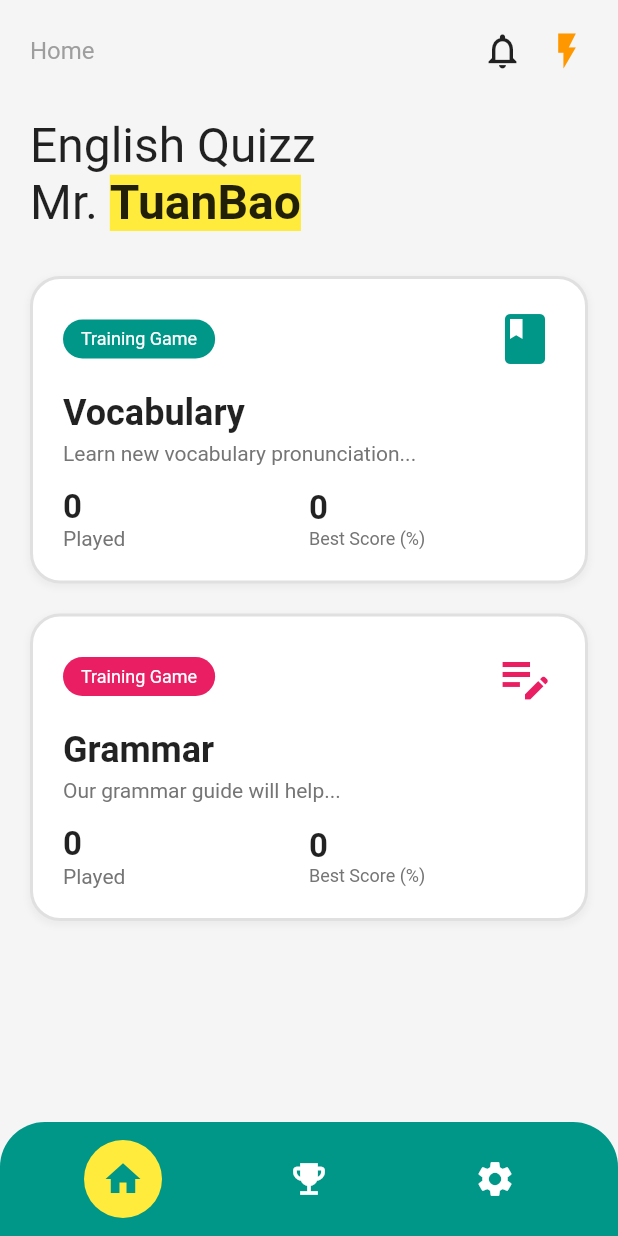
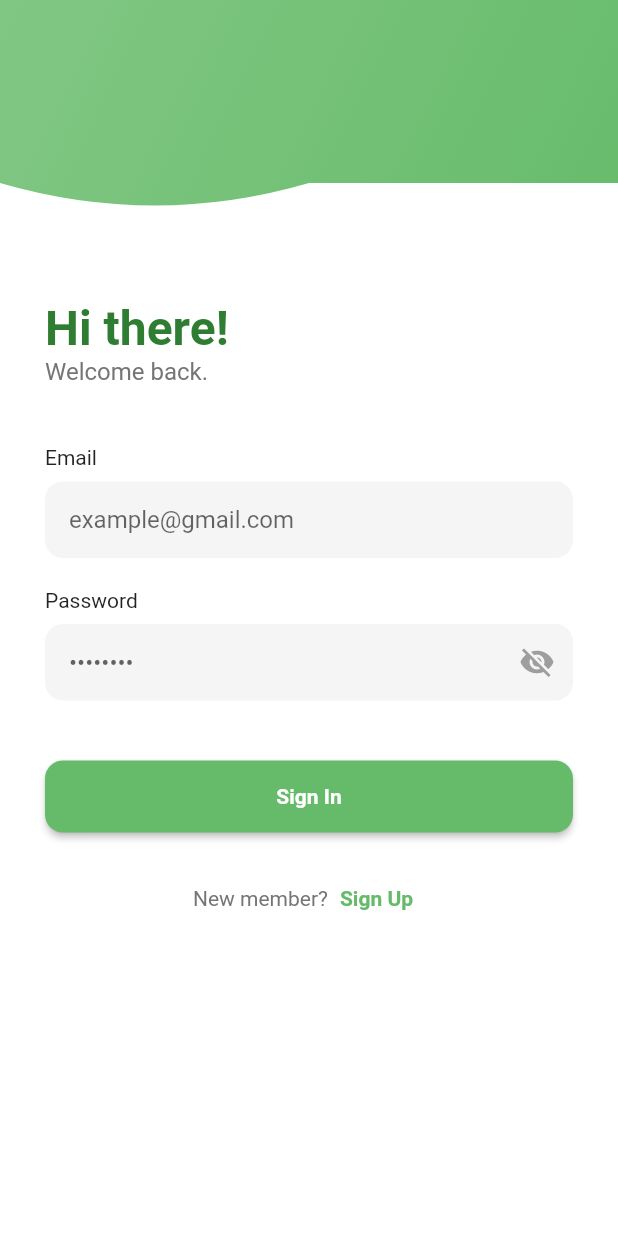
Before and after one commit to tuanbao205/2025_LTTBDD_N04_Nhom_Bao, a Flutter app: the screen it shows after launch, on a phone screen of 412 x 824 dp. Run offline on Flutter 3.47's test engine with Material 3 defaults, Android fonts, the phone set to English and light mode, and no system bars.

Commit message:
add auth_screen and update main

```diff
--- a/english_quizz/lib/main.dart
+++ b/english_quizz/lib/main.dart
@@ -2,11 +2,11 @@
 import 'pages/home_page.dart';
 import 'pages/achievements_page.dart';
 import 'pages/settings_page.dart';
+import 'pages/auth_screen.dart';
 
 void main() {
   runApp(const LanguageLearningApp());
 }
-
 class LanguageLearningApp extends StatelessWidget {
   const LanguageLearningApp({Key? key}) : super(key: key);
 
@@ -19,7 +19,7 @@
         scaffoldBackgroundColor: const Color(0xFFF5F5F5),
         useMaterial3: false,
       ),
-      home: const MainScreen(),
+      home: const AuthScreen(),
       debugShowCheckedModeBanner: false,
     );
   }
@@ -39,15 +39,8 @@
   List<Map<String, dynamic>> customQuizzes = [];
   List<Map<String, dynamic>> quizHistory = [];
 
-  Map<String, int> lessonCount = {
-    'Vocabulary': 0,
-    'Grammar': 0,
-  };
-
-  Map<String, int> lessonBestScore = {
-    'Vocabulary': 0,
-    'Grammar': 0,
-  };
+  Map<String, int> lessonCount = {'Vocabulary': 0, 'Grammar': 0};
+  Map<String, int> lessonBestScore = {'Vocabulary': 0, 'Grammar': 0};
 
   void _addQuizHistory(String lessonType, int score, String lessonTitle) {
     setState(() {
@@ -60,17 +53,15 @@
 
       if (lessonType != 'Custom') {
         lessonCount[lessonType] = (lessonCount[lessonType] ?? 0) + 1;
-
         if (score > (lessonBestScore[lessonType] ?? 0)) {
           lessonBestScore[lessonType] = score;
         }
-    }
-    else {
-      final quizIndex = customQuizzes.indexWhere((q) => q['title'] == lessonTitle);
+      } else {
+        final quizIndex =
+            customQuizzes.indexWhere((q) => q['title'] == lessonTitle);
         if (quizIndex != -1) {
           customQuizzes[quizIndex]['played'] =
               (customQuizzes[quizIndex]['played'] ?? 0) + 1;
-
           final best = (customQuizzes[quizIndex]['bestScore'] ?? 0);
           if (score > best) {
             customQuizzes[quizIndex]['bestScore'] = score;
@@ -79,7 +70,6 @@
       }
     });
   }
-
 
   @override
   Widget build(BuildContext context) {
@@ -137,14 +127,8 @@
 
   Widget _buildNavItem(IconData icon, int index) {
     final isSelected = _currentIndex == index;
-    return MouseRegion(
-      cursor: SystemMouseCursors.click,
-      child: GestureDetector(
-        onTap: () {
-          setState(() {
-            _currentIndex = index;
-          });
-        },
+    return GestureDetector(
+      onTap: () => setState(() => _currentIndex = index),
       child: Container(
         padding: const EdgeInsets.all(12),
         decoration: BoxDecoration(
@@ -157,7 +141,6 @@
           size: 28,
         ),
       ),
-      ),
     );
   }
 }
--- /dev/null
+++ b/english_quizz/lib/pages/auth_screen.dart
@@ -0,0 +1,429 @@
+import 'package:flutter/material.dart';
+import '../../main.dart';
+
+class AuthScreen extends StatefulWidget {
+  const AuthScreen({Key? key}) : super(key: key);
+
+  @override
+  State<AuthScreen> createState() => _AuthScreenState();
+}
+
+class _AuthScreenState extends State<AuthScreen> {
+  bool isLogin = true;
+  Map<String, Map<String, String>> users = {};
+
+  bool _isValidEmail(String email) {
+    String pattern = r'^[\w-\.]+@([\w-]+\.)+[\w-]{2,4}$';
+    RegExp regex = RegExp(pattern);
+    return regex.hasMatch(email);
+  }
+
+  void _handleSignup(String name, String email, String password) {
+    if (name.isEmpty || email.isEmpty || password.isEmpty) {
+      _showMessage('Vui lòng điền đầy đủ thông tin!');
+      return;
+    }
+    if (!_isValidEmail(email)) {
+      _showMessage('Email không hợp lệ!');
+      return;
+    }
+    if (password.length < 6) {
+      _showMessage('Mật khẩu phải có ít nhất 6 ký tự!');
+      return;
+    }
+    if (users.containsKey(email)) {
+      _showMessage('Email đã được đăng ký!');
+      return;
+    }
+
+    users[email] = {'name': name, 'password': password};
+    _showMessage('Đăng ký thành công! Vui lòng đăng nhập.');
+    setState(() => isLogin = true);
+  }
+
+  void _handleLogin(String email, String password) {
+    if (email.isEmpty || password.isEmpty) {
+      _showMessage('Vui lòng điền đầy đủ thông tin!');
+      return;
+    }
+    if (!_isValidEmail(email)) {
+      _showMessage('Email không hợp lệ!');
+      return;
+    }
+    if (!users.containsKey(email)) {
+      _showMessage('Email chưa được đăng ký!');
+      return;
+    }
+    if (users[email]!['password'] != password) {
+      _showMessage('Mật khẩu không đúng!');
+      return;
+    }
+
+    _showMessage('Đăng nhập thành công!');
+    Navigator.pushReplacement(
+      context,
+      MaterialPageRoute(builder: (context) => const MainScreen()),
+    );
+  }
+
+  void _showMessage(String message) {
+    ScaffoldMessenger.of(context).showSnackBar(
+      SnackBar(
+        content: Text(message),
+        backgroundColor: const Color(0xFF4CAF50),
+        behavior: SnackBarBehavior.floating,
+        margin: const EdgeInsets.all(20),
+        shape: RoundedRectangleBorder(borderRadius: BorderRadius.circular(10)),
+      ),
+    );
+  }
+
+  @override
+  Widget build(BuildContext context) {
+    return Scaffold(
+      backgroundColor: Colors.white,
+      body: SafeArea(
+        child: SingleChildScrollView(
+          child: Column(
+            children: [
+              Stack(
+                children: [
+                  Container(
+                    height: 200,
+                    decoration: const BoxDecoration(
+                      gradient: LinearGradient(
+                        begin: Alignment.topLeft,
+                        end: Alignment.bottomRight,
+                        colors: [
+                          Color(0xFF81C784),
+                          Color(0xFF66BB6A),
+                        ],
+                      ),
+                    ),
+                  ),
+                  Positioned(
+                    bottom: -2,
+                    left: 0,
+                    right: 0,
+                    child: ClipPath(
+                      clipper: WaveClipper(),
+                      child: Container(
+                        height: 80,
+                        color: Colors.white,
+                      ),
+                    ),
+                  ),
+                ],
+              ),
+
+
+              Padding(
+                padding: const EdgeInsets.symmetric(horizontal: 30),
+                child: isLogin
+                    ? LoginForm(
+                        onSwitchToSignup: () => setState(() => isLogin = false),
+                        onLogin: _handleLogin,
+                      )
+                    : SignupForm(
+                        onSwitchToLogin: () => setState(() => isLogin = true),
+                        onSignup: _handleSignup,
+                      ),
+              ),
+            ],
+          ),
+        ),
+      ),
+    );
+  }
+}
+
+class WaveClipper extends CustomClipper<Path> {
+  @override
+  Path getClip(Size size) {
+    var path = Path();
+    path.lineTo(0, 0);
+
+    var firstStart = Offset(size.width / 4, 30);
+    var firstEnd = Offset(size.width / 2, 0);
+    path.quadraticBezierTo(
+        firstStart.dx, firstStart.dy, firstEnd.dx, firstEnd.dy);
+
+    var secondStart = Offset(size.width * 3 / 4, -30);
+    var secondEnd = Offset(size.width, 0);
+    path.quadraticBezierTo(
+        secondStart.dx, secondStart.dy, secondEnd.dx, secondEnd.dy);
+
+    path.lineTo(size.width, size.height);
+    path.lineTo(0, size.height);
+    path.close();
+    return path;
+  }
+
+  @override
+  bool shouldReclip(CustomClipper<Path> oldClipper) => false;
+}
+
+class LoginForm extends StatefulWidget {
+  final VoidCallback onSwitchToSignup;
+  final Function(String email, String password) onLogin;
+
+  const LoginForm({
+    Key? key,
+    required this.onSwitchToSignup,
+    required this.onLogin,
+  }) : super(key: key);
+
+  @override
+  State<LoginForm> createState() => _LoginFormState();
+}
+
+class _LoginFormState extends State<LoginForm> {
+  bool _obscurePassword = true;
+  final _emailController = TextEditingController();
+  final _passwordController = TextEditingController();
+
+  @override
+  Widget build(BuildContext context) {
+    return Column(
+      crossAxisAlignment: CrossAxisAlignment.start,
+      children: [
+        const Text(
+          'Hi there!',
+          style: TextStyle(
+            fontSize: 32,
+            fontWeight: FontWeight.bold,
+            color: Color(0xFF2E7D32),
+          ),
+        ),
+        Text(
+          'Welcome back.',
+          style: TextStyle(fontSize: 16, color: Colors.grey[600]),
+        ),
+        const SizedBox(height: 40),
+
+        // Email
+        const Text('Email', style: TextStyle(fontSize: 14)),
+        const SizedBox(height: 8),
+        TextField(
+          controller: _emailController,
+          keyboardType: TextInputType.emailAddress,
+          decoration: InputDecoration(
+            hintText: 'example@gmail.com',
+            filled: true,
+            fillColor: Colors.grey[100],
+            border: OutlineInputBorder(
+              borderRadius: BorderRadius.circular(12),
+              borderSide: BorderSide.none,
+            ),
+            contentPadding:
+                const EdgeInsets.symmetric(horizontal: 16, vertical: 16),
+          ),
+        ),
+        const SizedBox(height: 20),
+
+        // Password
+        const Text('Password', style: TextStyle(fontSize: 14)),
+        const SizedBox(height: 8),
+        TextField(
+          controller: _passwordController,
+          obscureText: _obscurePassword,
+          decoration: InputDecoration(
+            hintText: '••••••••',
+            filled: true,
+            fillColor: Colors.grey[100],
+            border: OutlineInputBorder(
+              borderRadius: BorderRadius.circular(12),
+              borderSide: BorderSide.none,
+            ),
+            contentPadding:
+                const EdgeInsets.symmetric(horizontal: 16, vertical: 16),
+            suffixIcon: IconButton(
+              icon: Icon(
+                _obscurePassword ? Icons.visibility_off : Icons.visibility,
+                color: Colors.grey,
+              ),
+              onPressed: () =>
+                  setState(() => _obscurePassword = !_obscurePassword),
+            ),
+          ),
+        ),
+        const SizedBox(height: 40),
+
+        // Button
+        SizedBox(
+          width: double.infinity,
+          child: ElevatedButton(
+            onPressed: () => widget.onLogin(
+              _emailController.text.trim(),
+              _passwordController.text.trim(),
+            ),
+            style: ElevatedButton.styleFrom(
+              backgroundColor: const Color(0xFF66BB6A),
+              padding: const EdgeInsets.symmetric(vertical: 16),
+              shape: RoundedRectangleBorder(
+                borderRadius: BorderRadius.circular(12),
+              ),
+            ),
+            child: const Text(
+              'Sign In',
+              style: TextStyle(color: Colors.white, fontWeight: FontWeight.bold),
+            ),
+          ),
+        ),
+        const SizedBox(height: 20),
+
+        Row(
+          mainAxisAlignment: MainAxisAlignment.center,
+          children: [
+            Text('New member?', style: TextStyle(color: Colors.grey[600])),
+            TextButton(
+              onPressed: widget.onSwitchToSignup,
+              child: const Text(
+                'Sign Up',
+                style: TextStyle(
+                  color: Color(0xFF66BB6A),
+                  fontWeight: FontWeight.bold,
+                ),
+              ),
+            ),
+          ],
+        ),
+      ],
+    );
+  }
+}
+
+class SignupForm extends StatefulWidget {
+  final VoidCallback onSwitchToLogin;
+  final Function(String name, String email, String password) onSignup;
+
+  const SignupForm({
+    Key? key,
+    required this.onSwitchToLogin,
+    required this.onSignup,
+  }) : super(key: key);
+
+  @override
+  State<SignupForm> createState() => _SignupFormState();
+}
+
+class _SignupFormState extends State<SignupForm> {
+  bool _obscurePassword = true;
+  final _nameController = TextEditingController();
+  final _emailController = TextEditingController();
+  final _passwordController = TextEditingController();
+
+  @override
+  Widget build(BuildContext context) {
+    return Column(
+      crossAxisAlignment: CrossAxisAlignment.start,
+      children: [
+        const Text(
+          'Welcome!',
+          style: TextStyle(
+            fontSize: 32,
+            fontWeight: FontWeight.bold,
+            color: Color(0xFF2E7D32),
+          ),
+        ),
+        const SizedBox(height: 40),
+
+        _buildTextField('Name', _nameController, hint: 'example'),
+        const SizedBox(height: 20),
+        _buildTextField('Email', _emailController,
+            hint: 'example@gmail.com', email: true),
+        const SizedBox(height: 20),
+        _buildTextField('Password', _passwordController,
+            hint: '••••••••', obscure: _obscurePassword, suffix: true),
+        const SizedBox(height: 40),
+
+        SizedBox(
+          width: double.infinity,
+          child: ElevatedButton(
+            onPressed: () => widget.onSignup(
+              _nameController.text.trim(),
+              _emailController.text.trim(),
+              _passwordController.text,
+            ),
+            style: ElevatedButton.styleFrom(
+              backgroundColor: const Color(0xFF66BB6A),
+              padding: const EdgeInsets.symmetric(vertical: 16),
+              shape: RoundedRectangleBorder(
+                borderRadius: BorderRadius.circular(12),
+              ),
+            ),
+            child: const Text(
+              'Sign Up',
+              style: TextStyle(color: Colors.white, fontWeight: FontWeight.bold),
+            ),
+          ),
+        ),
+        const SizedBox(height: 20),
+
+        Row(
+          mainAxisAlignment: MainAxisAlignment.center,
+          children: [
+            Text('Already have an account?',
+                style: TextStyle(color: Colors.grey[600])),
+            TextButton(
+              onPressed: widget.onSwitchToLogin,
+              child: const Text(
+                'Sign In',
+                style: TextStyle(
+                  color: Color(0xFF66BB6A),
+                  fontWeight: FontWeight.bold,
+                ),
+              ),
+            ),
+          ],
+        ),
+      ],
+    );
+  }
+
+  Widget _buildTextField(
+    String label,
+    TextEditingController controller, {
+    String? hint,
+    bool email = false,
+    bool obscure = false,
+    bool suffix = false,
+  }) {
+    return Column(
+      crossAxisAlignment: CrossAxisAlignment.start,
+      children: [
+        Text(label, style: const TextStyle(fontSize: 14)),
+        const SizedBox(height: 8),
+        TextField(
+          controller: controller,
+          keyboardType:
+              email ? TextInputType.emailAddress : TextInputType.text,
+          obscureText: obscure,
+          decoration: InputDecoration(
+            hintText: hint,
+            filled: true,
+            fillColor: Colors.grey[100],
+            border: OutlineInputBorder(
+              borderRadius: BorderRadius.circular(12),
+              borderSide: BorderSide.none,
+            ),
+            contentPadding:
+                const EdgeInsets.symmetric(horizontal: 16, vertical: 16),
+            suffixIcon: suffix
+                ? IconButton(
+                    icon: Icon(
+                      _obscurePassword
+                          ? Icons.visibility_off
+                          : Icons.visibility,
+                      color: Colors.grey,
+                    ),
+                    onPressed: () =>
+                        setState(() => _obscurePassword = !_obscurePassword),
+                  )
+                : null,
+          ),
+        ),
+      ],
+    );
+  }
+}
```
Also changed, not shown: english_quizz/lib/pages/auth/signin_page.dart (deleted, +0 -72 lines), english_quizz/lib/pages/auth/signup_page.dart (deleted, +0 -87 lines). Lines whose indentation alone changed are shown as unchanged.
